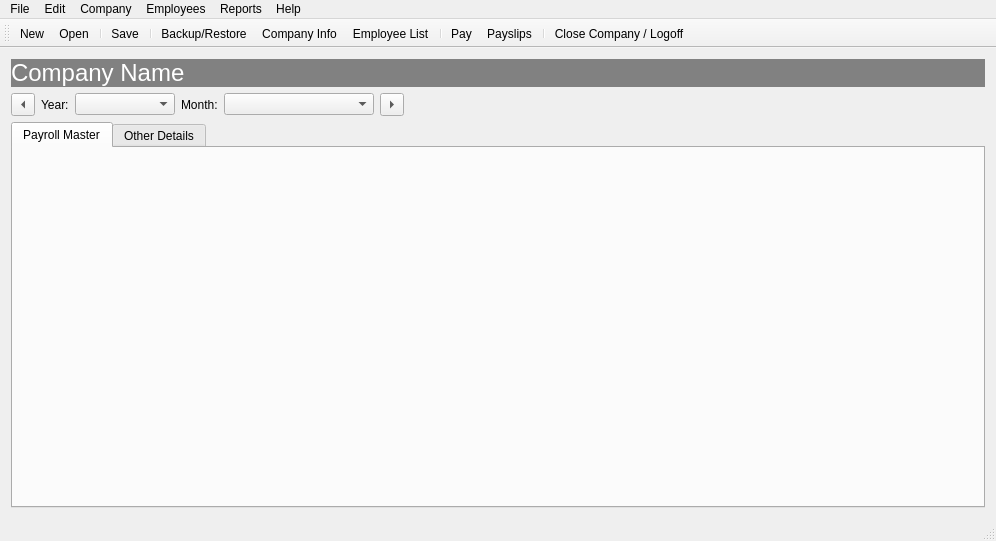
jayjay-w/payroll, file payroll/payrollmainwindow.ui: the form before one commit.
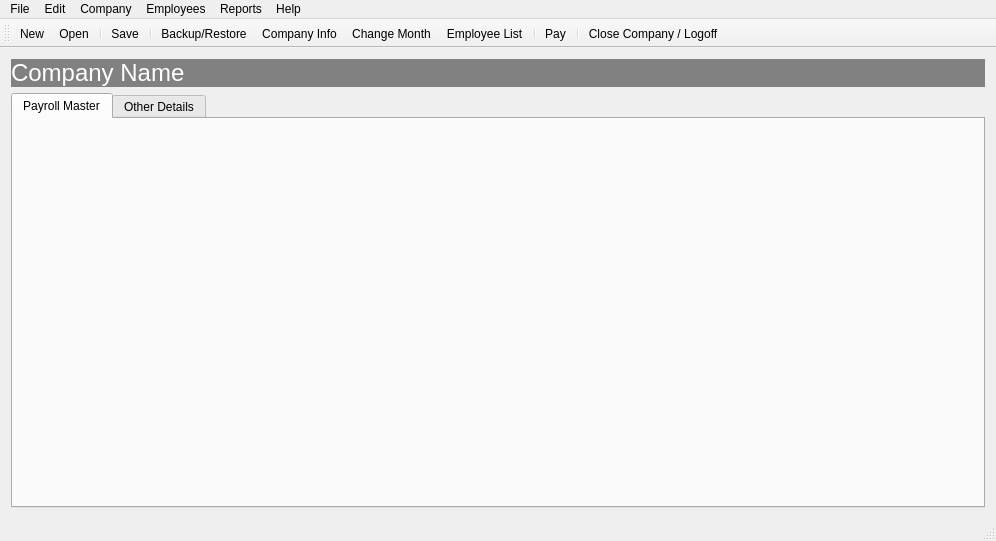
The form after the commit. Icons and pictures are not drawn.

Commit message:
Improve on month setting
Improves on the process of setting the current month by adding a new
month selection dialog and removing the selectors in the mainwindow.

Diff of the .ui file:
```diff
--- a/payroll/payrollmainwindow.ui
+++ b/payroll/payrollmainwindow.ui
@@ -35,80 +35,6 @@
       </property>
      </widget>
     </item>
-    <item>
-     <layout class="QHBoxLayout" name="horizontalLayout">
-      <item>
-       <widget class="QToolButton" name="cmdMonthBack">
-        <property name="text">
-         <string>...</string>
-        </property>
-        <property name="toolButtonStyle">
-         <enum>Qt::ToolButtonIconOnly</enum>
-        </property>
-        <property name="arrowType">
-         <enum>Qt::LeftArrow</enum>
-        </property>
-       </widget>
-      </item>
-      <item>
-       <widget class="QLabel" name="label">
-        <property name="text">
-         <string>Year:</string>
-        </property>
-       </widget>
-      </item>
-      <item>
-       <widget class="QComboBox" name="cboYear">
-        <property name="minimumSize">
-         <size>
-          <width>100</width>
-          <height>0</height>
-         </size>
-        </property>
-       </widget>
-      </item>
-      <item>
-       <widget class="QLabel" name="label_2">
-        <property name="text">
-         <string>Month:</string>
-        </property>
-       </widget>
-      </item>
-      <item>
-       <widget class="QComboBox" name="cboMonth">
-        <property name="minimumSize">
-         <size>
-          <width>150</width>
-          <height>0</height>
-         </size>
-        </property>
-       </widget>
-      </item>
-      <item>
-       <widget class="QToolButton" name="cmdMonthNext">
-        <property name="text">
-         <string>...</string>
-        </property>
-        <property name="arrowType">
-         <enum>Qt::RightArrow</enum>
-        </property>
-       </widget>
-      </item>
-      <item>
-       <spacer name="horizontalSpacer">
-        <property name="orientation">
-         <enum>Qt::Horizontal</enum>
-        </property>
-        <property name="sizeHint" stdset="0">
-         <size>
-          <width>40</width>
-          <height>20</height>
-         </size>
-        </property>
-       </spacer>
-      </item>
-     </layout>
-    </item>
     <item>
      <widget class="QTabWidget" name="tabWidget">
       <property name="currentIndex">
@@ -239,10 +165,10 @@
    <addaction name="separator"/>
    <addaction name="actionBackup_Restore"/>
    <addaction name="actionCompany_Info"/>
+   <addaction name="actionChange_Month"/>
    <addaction name="actionEmployee_List"/>
    <addaction name="separator"/>
    <addaction name="actionPay"/>
-   <addaction name="actionPayslips_2"/>
    <addaction name="separator"/>
    <addaction name="actionClose_Company_Logoff"/>
   </widget>
@@ -470,6 +396,15 @@
     <string>Save &amp;As...</string>
    </property>
   </action>
+  <action name="actionChange_Month">
+   <property name="icon">
+    <iconset resource="res.qrc">
+     <normaloff>:/images/Calendar-icon.png</normaloff>:/images/Calendar-icon.png</iconset>
+   </property>
+   <property name="text">
+    <string>Change Month</string>
+   </property>
+  </action>
  </widget>
  <layoutdefault spacing="6" margin="11"/>
  <resources>
```
Left out of the diff: 5 changed lines with no effect on the pictures. The commit also changes 6 other files.
